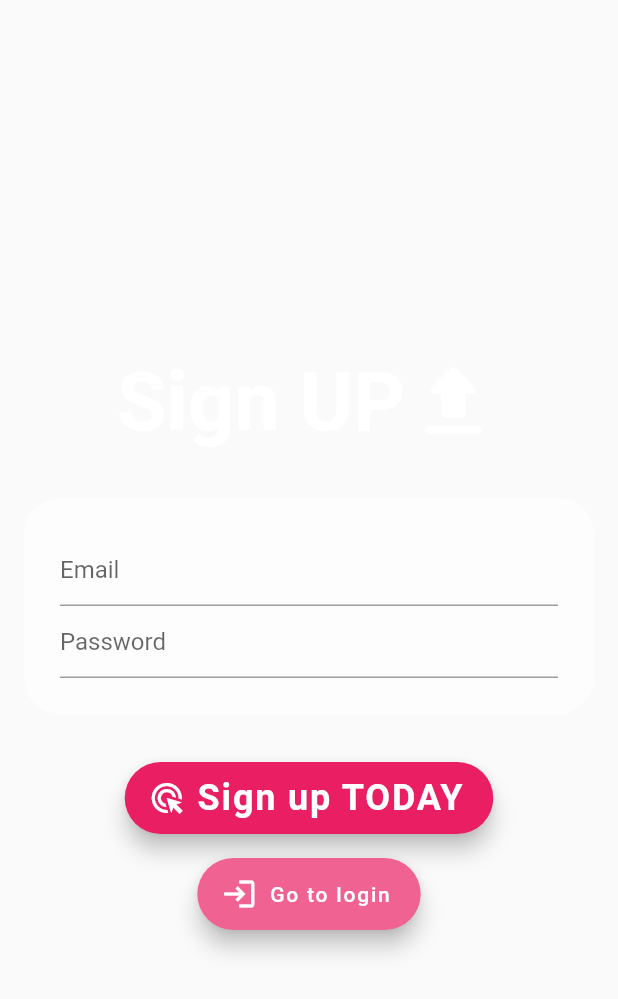
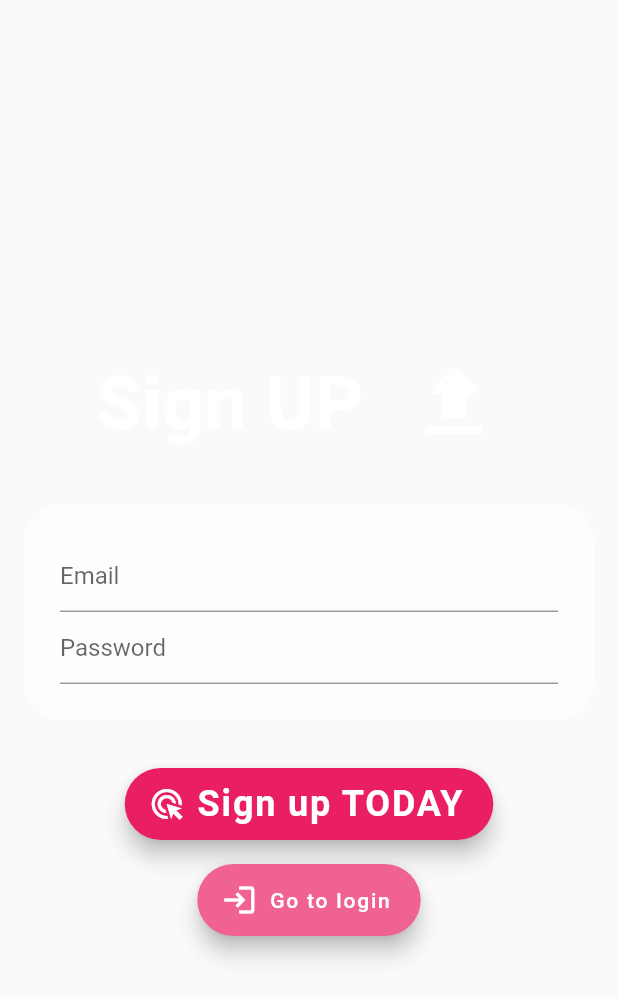
Before and after one commit to KajcsaRenataGabriela/MyEmag, a Flutter app: the CreateUserPage screen opened by its route, on a phone screen of 412 x 824 dp. Shown: the top 999 px of the screen. Run offline on Flutter 3.47's test engine with Material 2 defaults, Android fonts, the light colour scheme and no system bars; our stand-ins replace cached_network_image, cloud_firestore, firebase_auth, firebase_core, firebase_storage, flutter_redux and 4 more; missing offline and left inert: animate_gradient, flutter_locker, redux_epics; accounts and stored records are empty.

Commit message:
trying to solve analysis

```diff
--- a/lib/src/presentation/create_user_page.dart
+++ b/lib/src/presentation/create_user_page.dart
@@ -69,24 +69,21 @@ class _CreateUserPageState extends State<CreateUserPage> {
                       children: <Widget>[
                         Container(
                           padding: const EdgeInsets.all(32.0),
-                          child: Row(
-                            mainAxisAlignment: MainAxisAlignment.center,
-                            children: const <Widget>[
-                              Text(
+                          child: const ListTile(
+                            leading: Text(
                               'Sign UP',
                               style: TextStyle(
                                 color: Colors.white,
                                 fontWeight: FontWeight.bold,
-                                  fontSize: 54,
+                                fontSize: 50.0,
                               ),
                               textAlign: TextAlign.center,
                             ),
-                              Icon(
+                            title: Icon(
                               Icons.upload_rounded,
                               size: 64.0,
                               color: Colors.white,
-                              )
-                            ],
+                            ),
                           ),
                         ),
                         Container(
```
Lines whose indentation alone changed are shown as unchanged.
